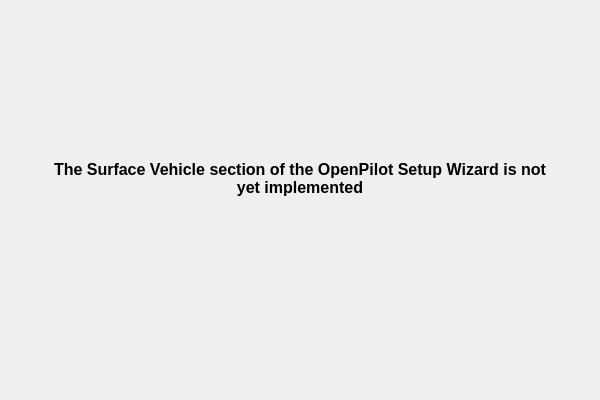
Old version of the form ground/openpilotgcs/src/plugins/setupwizard/pages/surfacepage.ui in the repository librepilot/LibrePilot.
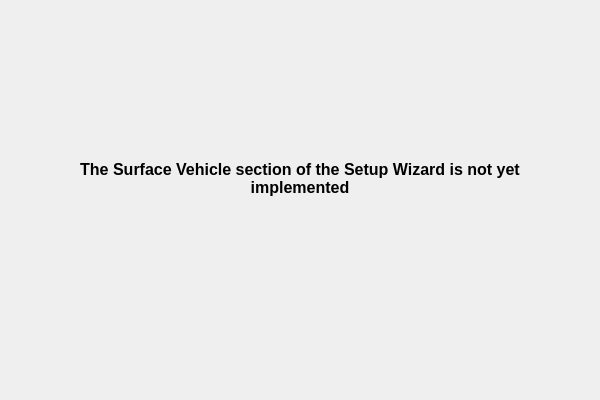
New version of the form.

What changed in the file:
```diff
--- a/ground/openpilotgcs/src/plugins/setupwizard/pages/surfacepage.ui
+++ b/ground/openpilotgcs/src/plugins/setupwizard/pages/surfacepage.ui
@@ -23,7 +23,7 @@
     </rect>
    </property>
    <property name="text">
-    <string>&lt;html&gt;&lt;head/&gt;&lt;body&gt;&lt;p align=&quot;center&quot;&gt;&lt;span style=&quot; font-family:'MS Shell Dlg 2'; font-size:12pt; font-weight:600;&quot;&gt;The Surface Vehicle section of the OpenPilot Setup Wizard is not yet implemented&lt;/span&gt;&lt;br/&gt;&lt;/p&gt;&lt;/body&gt;&lt;/html&gt;</string>
+    <string>&lt;html&gt;&lt;head/&gt;&lt;body&gt;&lt;p align=&quot;center&quot;&gt;&lt;span style=&quot; font-family:'MS Shell Dlg 2'; font-size:12pt; font-weight:600;&quot;&gt;The Surface Vehicle section of the Setup Wizard is not yet implemented&lt;/span&gt;&lt;br/&gt;&lt;/p&gt;&lt;/body&gt;&lt;/html&gt;</string>
    </property>
    <property name="alignment">
     <set>Qt::AlignHCenter|Qt::AlignTop</set>
```
